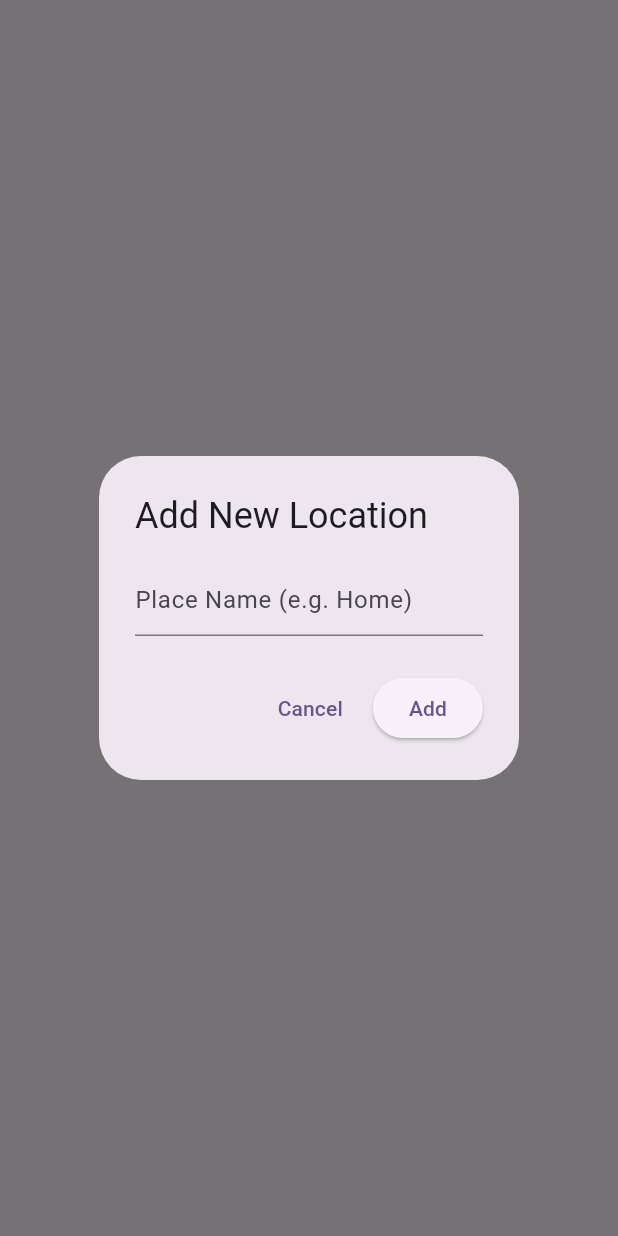
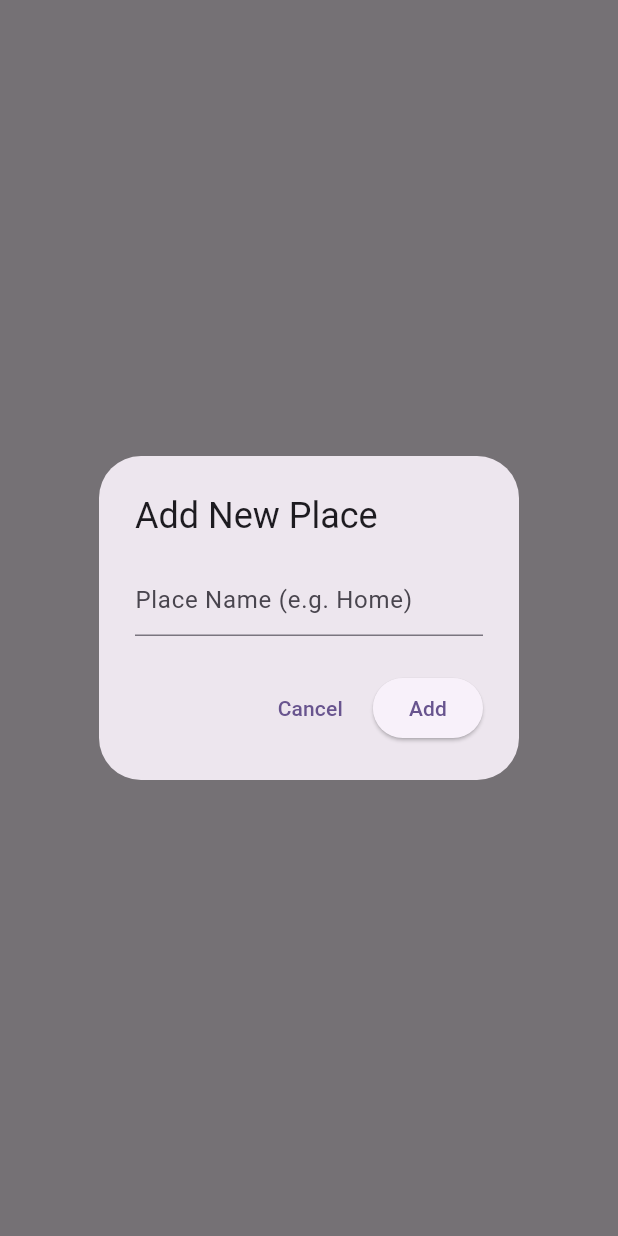
Before and after one commit to draxexx/location_tracking_app, a Flutter app: what showAddLocationDialog() shows on an empty page, opened directly with empty values, on a phone screen of 412 x 824 dp. Run offline on Flutter 3.47's test engine with Material 3 defaults, Android fonts, the phone set to English and light mode, and no system bars; our stand-ins replace equatable, geolocator, get_it, hive, hive_flutter; missing offline and left inert: background_location; accounts and stored records are empty.

Commit message:
fix dialog title

```diff
--- a/lib/core/widgets/add_location_dialog.dart
+++ b/lib/core/widgets/add_location_dialog.dart
@@ -11,7 +11,7 @@ void showAddLocationDialog({
     context: context,
     builder: (ctx) {
       return AlertDialog(
-        title: const Text("Add New Location"),
+        title: const Text("Add New Place"),
         content: Form(
           key: formKey,
           child: TextFormField(
```
